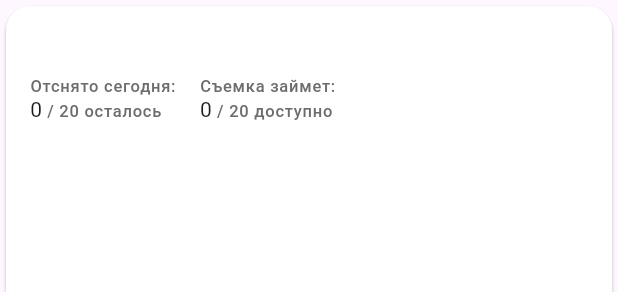
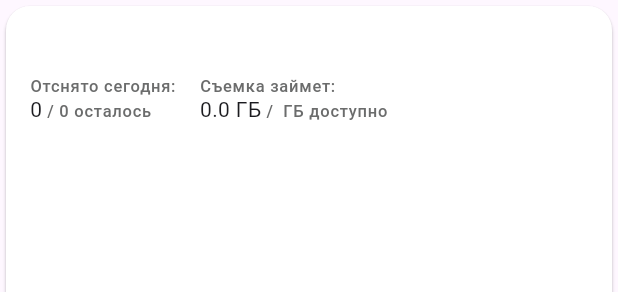
Before and after one commit to EvgeniyaSimonova/mad_soft, a Flutter app: the CardOfObject widget shown alone on an empty page, opened directly with empty values, on a phone screen of 412 x 824 dp. Shown: the top 292 px of the screen. Run offline on Flutter 3.47's test engine with Material 2 defaults, Android fonts, the phone set to English and light mode, and no system bars; our stand-ins replace bloc, dio, flutter_bloc; missing offline and left inert: memory_info; network calls fail.

Commit message:
add memory in card

```diff
--- a/lib/home/presentation/widgets/card_of_object.dart
+++ b/lib/home/presentation/widgets/card_of_object.dart
@@ -4,10 +4,12 @@ import 'package:mad_soft/utils/text_style.dart';
 
 class CardOfObject extends StatelessWidget {
   final CustomObject responsePayload;
+  final String diskTotalSpace;
 
   const CardOfObject({
     super.key,
     required this.responsePayload,
+    required this.diskTotalSpace,
   });
 
   @override
@@ -21,7 +23,7 @@ class CardOfObject extends StatelessWidget {
         ),
         color: Colors.white,
         child: InkWell(
-          onTap: () {},
+          onTap: () => Navigator.of(context).pushNamed('/plan'),
           child: Padding(
             padding: const EdgeInsets.all(16.0),
             child: Column(
@@ -52,15 +54,15 @@ class CardOfObject extends StatelessWidget {
                           ),
                           RichText(
                             text: TextSpan(
-                              text: '${responsePayload.totalPointsCount * 5}',
-                              style: AppTextStyle.customTextMedium,
-                              children: const [
-                                TextSpan(
-                                  text: ' / 20 осталось',
-                                  style: AppTextStyle.customTextSmall,
-                                )
-                              ]
-                            ),
+                                text: '${responsePayload.remainingPoints}',
+                                style: AppTextStyle.customTextMedium,
+                                children: [
+                                  TextSpan(
+                                    text:
+                                        ' / ${responsePayload.totalPointsCount} осталось',
+                                    style: AppTextStyle.customTextSmall,
+                                  )
+                                ]),
                           ),
                         ],
                       ),
@@ -74,15 +76,15 @@ class CardOfObject extends StatelessWidget {
                           ),
                           RichText(
                             text: TextSpan(
-                                text: '${responsePayload.totalPointsCount * 5}',
+                                text:
+                                    '${(responsePayload.totalPointsCount * 5).toDouble()} ГБ',
                                 style: AppTextStyle.customTextMedium,
-                                children: const [
+                                children: [
                                   TextSpan(
-                                    text: ' / 20 доступно',
+                                    text: ' / $diskTotalSpace ГБ доступно',
                                     style: AppTextStyle.customTextSmall,
                                   )
-                                ]
-                            ),
+                                ]),
                           ),
                         ],
                       ),
--- a/pubspec.yaml
+++ b/pubspec.yaml
@@ -34,6 +34,7 @@ dependencies:
   bloc: ^8.1.4
   freezed: ^2.5.2
   dio: ^5.4.3+1
+  memory_info: ^0.0.3
   flutter:
     sdk: flutter
 
```
Also changed, not shown: lib/home/presentation/screens/home_screen.dart (+24 -4 lines), lib/home/presentation/screens/plan_screen.dart (added, +23 -0 lines), lib/home/presentation/widgets/home_filling.dart (renamed from lib/home/presentation/widgets/home_screen.dart, +7 -4 lines), lib/my_app.dart (+14 -8 lines), pubspec.lock.
